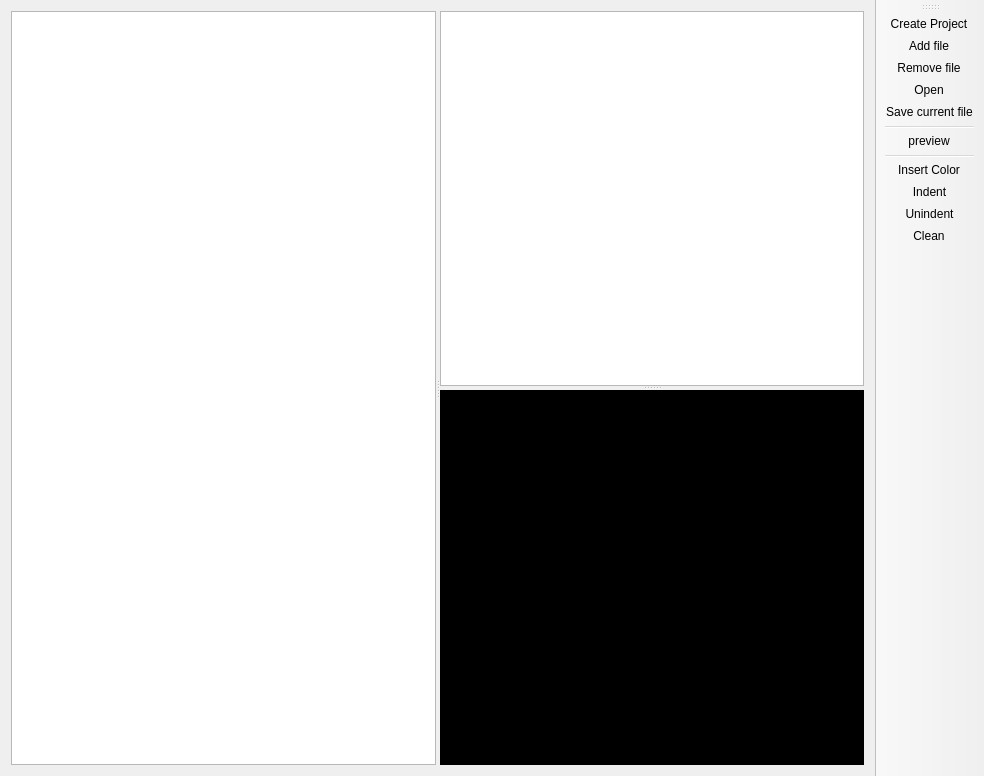
This is colouidesigner.ui in aarelovich/ColoUiDev as Qt 5 draws it before an edit. The edited form follows.
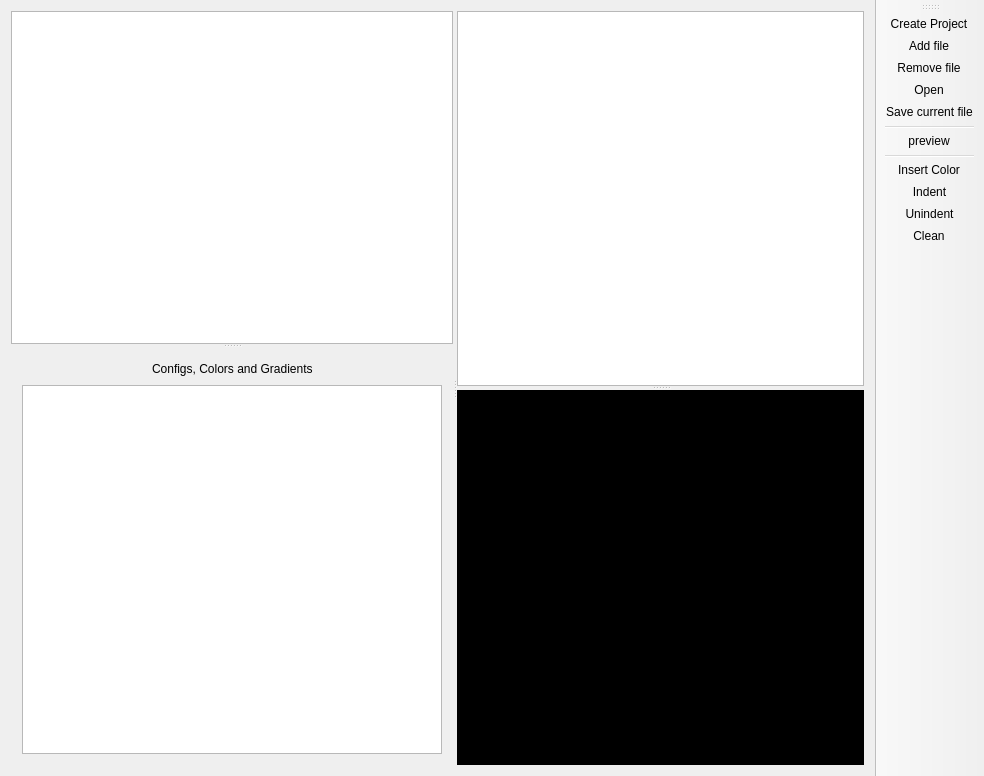
This is the edited form. Icons and pictures are not drawn. Custom widgets are drawn as their Qt base class.

The edit to the form file:
```diff
--- a/colouidesigner.ui
+++ b/colouidesigner.ui
@@ -14,13 +14,62 @@
    <string>ColoUiDesigner</string>
   </property>
   <widget class="QWidget" name="centralWidget">
-   <layout class="QVBoxLayout" name="verticalLayout">
+   <layout class="QVBoxLayout" name="verticalLayout_2">
     <item>
-     <widget class="QSplitter" name="splitter_3">
+     <widget class="QSplitter" name="splitter_4">
       <property name="orientation">
        <enum>Qt::Horizontal</enum>
       </property>
-      <widget class="QListWidget" name="lwDocuments"/>
+      <widget class="QSplitter" name="splitter_3">
+       <property name="orientation">
+        <enum>Qt::Vertical</enum>
+       </property>
+       <widget class="QListWidget" name="lwDocuments"/>
+       <widget class="QWidget" name="">
+        <layout class="QVBoxLayout" name="verticalLayout">
+         <item>
+          <layout class="QHBoxLayout" name="horizontalLayout">
+           <item>
+            <spacer name="horizontalSpacer_2">
+             <property name="orientation">
+              <enum>Qt::Horizontal</enum>
+             </property>
+             <property name="sizeHint" stdset="0">
+              <size>
+               <width>40</width>
+               <height>20</height>
+              </size>
+             </property>
+            </spacer>
+           </item>
+           <item>
+            <widget class="QLabel" name="label">
+             <property name="text">
+              <string>Configs, Colors and Gradients</string>
+             </property>
+            </widget>
+           </item>
+           <item>
+            <spacer name="horizontalSpacer">
+             <property name="orientation">
+              <enum>Qt::Horizontal</enum>
+             </property>
+             <property name="sizeHint" stdset="0">
+              <size>
+               <width>40</width>
+               <height>20</height>
+              </size>
+             </property>
+            </spacer>
+           </item>
+          </layout>
+         </item>
+         <item>
+          <widget class="QListWidget" name="listWidget"/>
+         </item>
+        </layout>
+       </widget>
+      </widget>
       <widget class="QSplitter" name="splitter_2">
        <property name="orientation">
         <enum>Qt::Horizontal</enum>
```
